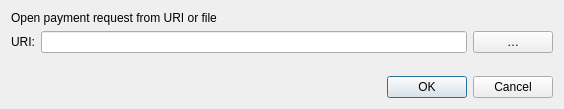
Qt form src/qt/forms/openuridialog.ui (minblock/picscoin) before a commit.
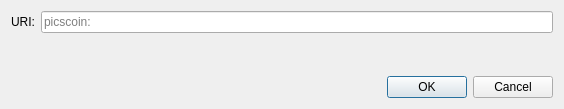
The same form after that commit. Custom widgets are drawn as their Qt base class.

What changed in the file:
```diff
--- a/src/qt/forms/openuridialog.ui
+++ b/src/qt/forms/openuridialog.ui
@@ -14,13 +14,6 @@
    <string>Open URI</string>
   </property>
   <layout class="QVBoxLayout" name="verticalLayout">
-   <item>
-    <widget class="QLabel" name="label_2">
-     <property name="text">
-      <string>Open payment request from URI or file</string>
-     </property>
-    </widget>
-   </item>
    <item>
     <layout class="QHBoxLayout" name="horizontalLayout">
      <item>
@@ -31,18 +24,9 @@
       </widget>
      </item>
      <item>
-      <widget class="QValidatedLineEdit" name="uriEdit"/>
-     </item>
-     <item>
-      <widget class="QPushButton" name="selectFileButton">
-       <property name="toolTip">
-        <string>Select payment request file</string>
-       </property>
-       <property name="text">
-        <string notr="true">…</string>
-       </property>
-       <property name="autoDefault">
-        <bool>false</bool>
+      <widget class="QValidatedLineEdit" name="uriEdit">
+       <property name="placeholderText">
+        <string notr="true">picscoin:</string>
        </property>
       </widget>
      </item>
```
Left out of the diff: 2 changed lines with no effect on the pictures.
